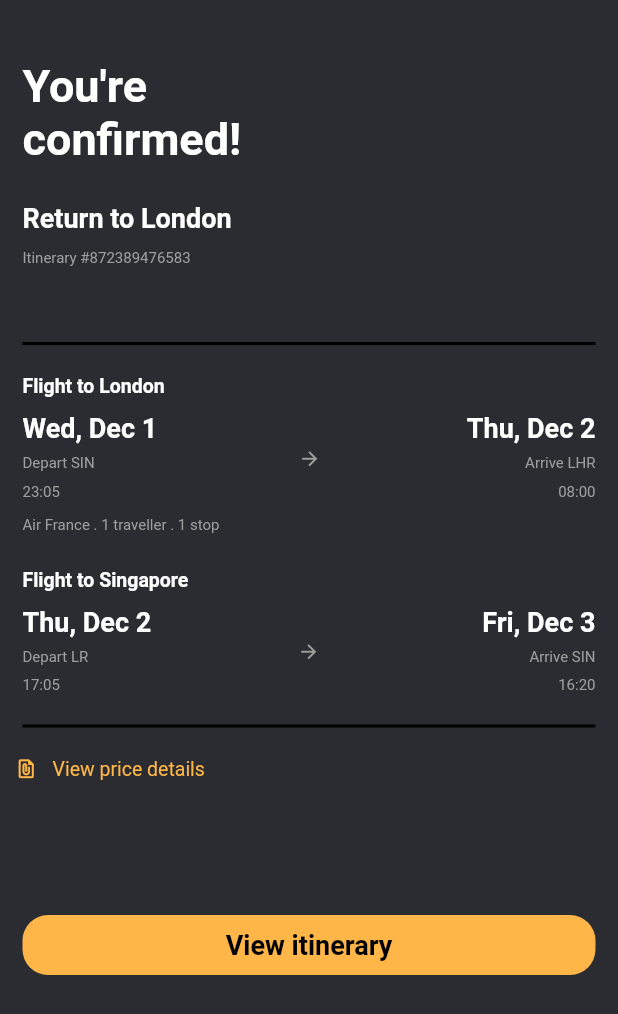
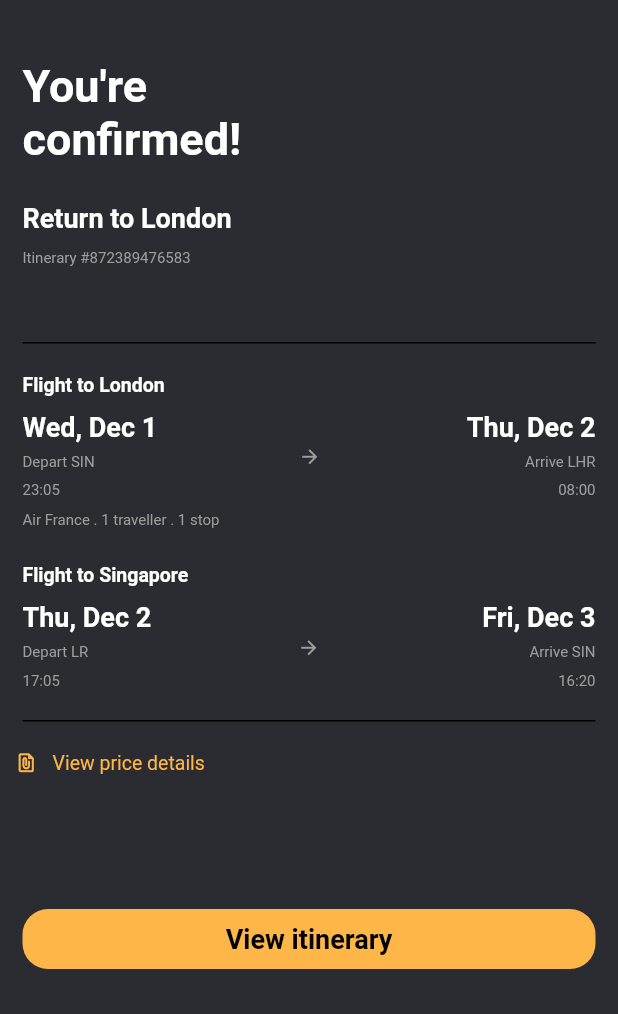
Before and after one commit to nehmajmudar/demo_flutter, a Flutter app: the screen it shows after launch, after a tap on "Continue", on a phone screen of 412 x 824 dp. Shown: the top 1014 px of the screen. Run offline on Flutter 3.47's test engine with Material 2 defaults, Android fonts, the phone set to English and light mode, and no system bars.

Commit message:
Optimized the code with some modifications

```diff
--- a/lib/ticket_confirmation_screen.dart
+++ b/lib/Screens/ticket_confirmation_screen.dart
@@ -15,38 +15,29 @@ class _TicketDisplayState extends State<TicketDisplay> {
       body: Column(
         children: [
           Container(
-            padding: EdgeInsets.only(left: 15.0),
-            margin: EdgeInsets.only(right: 250.0,top: 40.0),
+            alignment: Alignment.centerLeft,
+            margin: EdgeInsets.only(left: 15.0,top: 40.0),
             width: MediaQuery.of(context).size.width,
-            height: 70,
             color: Color(0xffFF2b2c31),
-            child: Text("You're confirmed!", style: TextStyle(color: Colors.white,fontSize: 30,fontWeight: FontWeight.bold),),
-          ),
-          SizedBox(
-            width: MediaQuery.of(context).size.width,
-            height: 25,
+            child: Text("You're \nconfirmed!", style: TextStyle(color: Colors.white,fontSize: 30,fontWeight: FontWeight.bold),),
           ),
           Container(
-            margin: EdgeInsets.only(left: 15.0,bottom: 10.0),
+            margin: EdgeInsets.only(left: 15.0,bottom: 10.0,top: 25.0),
             alignment: Alignment.centerLeft,
             child: Text('Return to London',style: TextStyle(color: Colors.white,fontSize: 18.0,fontWeight: FontWeight.bold),),
             color: Color(0xffFF2b2c31),
           ),
           Container(
-            margin: EdgeInsets.only(left: 15.0,bottom: 10.0),
+            margin: EdgeInsets.only(left: 15.0,bottom: 30.0),
             alignment: Alignment.centerLeft,
             child: Text('Itinerary #872389476583',style: TextStyle(color: Colors.grey,fontSize: 10),),
             color: Color(0xffFF2b2c31),
-          ),
-          SizedBox(
-            width: MediaQuery.of(context).size.width,
-            height: 20,
           ),
           Container(
             color: Colors.black,
             margin: EdgeInsets.symmetric(vertical: 20.0,horizontal: 15.0),
             width: MediaQuery.of(context).size.width,
-            height: 2.0,
+            height: 1.0,
           ),
           Container(
             margin: EdgeInsets.only(left: 15.0,bottom: 10.0),
@@ -107,17 +98,13 @@ class _TicketDisplayState extends State<TicketDisplay> {
             ],
           ),
           Container(
-            margin: EdgeInsets.only(left: 15.0,top: 10.0),
+            margin: EdgeInsets.only(left: 15.0,top: 8.0),
             alignment: Alignment.centerLeft,
             child: Text('Air France . 1 traveller . 1 stop',style: TextStyle(color: Colors.grey,fontSize: 10),),
             color: Color(0xffFF2b2c31),
           ),
-          SizedBox(
-            width: MediaQuery.of(context).size.width,
-            height: 23.0,
-          ),
           Container(
-            margin: EdgeInsets.only(left: 15.0,bottom: 10.0),
+            margin: EdgeInsets.only(left: 15.0,bottom: 10.0,top: 23.0),
             alignment: Alignment.centerLeft,
             child: Text('Flight to Singapore',style: TextStyle(color: Colors.white,fontSize: 13,fontWeight: FontWeight.bold),),
             color: Color(0xffFF2b2c31),
@@ -178,7 +165,7 @@ class _TicketDisplayState extends State<TicketDisplay> {
             color: Colors.black,
             margin: EdgeInsets.symmetric(vertical: 20.0,horizontal: 15.0),
             width: MediaQuery.of(context).size.width,
-            height: 2.0,
+            height: 1.0,
           ),
           Row(
             children: [
@@ -194,12 +181,8 @@ class _TicketDisplayState extends State<TicketDisplay> {
               )
             ],
           ),
-          SizedBox(
-            width: MediaQuery.of(context).size.width,
-            height: 90,
-          ),
           Container(
-            margin: EdgeInsets.only(left: 15.0,right: 15.0),
+            margin: EdgeInsets.only(left: 15.0,right: 15.0,top: 90.0),
             height: 40,
             alignment: Alignment.center,
             child: Text('View itinerary',style: TextStyle(color: Colors.black,fontWeight: FontWeight.bold,fontSize: 18),),
--- a/lib/main.dart
+++ b/lib/main.dart
@@ -1,5 +1,6 @@
-import 'package:demo_flutter/ticket_confirmation_screen.dart';
+import 'package:demo_flutter/Screens/ticket_confirmation_screen.dart';
 import 'package:flutter/cupertino.dart';
+import 'package:flutter/gestures.dart';
 import 'package:flutter/material.dart';
 void main() {
   runApp(MyApp());
@@ -35,17 +36,18 @@ class _SignUpPageState extends State<SignUpPage> {
   @override
   Widget build(BuildContext context) {
     return Scaffold(
+      resizeToAvoidBottomInset: false,
       appBar: AppBar(
         backgroundColor: Color(0xffFF2b2c31),
         leading: Icon(Icons.arrow_back),
         elevation: 0,
       ),
-      body: Column(
+      body: SingleChildScrollView(
+        child: Column(
           children: [
             Container(
-            padding: EdgeInsets.only(left: 15.0),
+              padding: EdgeInsets.only(left: 15.0,top: 8,bottom: 25.0),
               width: MediaQuery.of(context).size.width,
-            height: 50,
               color: Color(0xffFF2b2c31),
               child: Text('Sign Up', style: TextStyle(color: Colors.white,fontSize: 27,fontWeight: FontWeight.bold),),
             ),
@@ -82,12 +84,8 @@ class _SignUpPageState extends State<SignUpPage> {
                 ),
               ],
             ),
-          SizedBox(
-            width: MediaQuery.of(context).size.width,
-            height: 10.0,
-          ),
             Container(
-            margin: EdgeInsets.only(left: 15.0,right: 15.0),
+              margin: EdgeInsets.only(left: 15.0,right: 15.0,top: 10.0,bottom: 15.0),
               child: TextField(
                 decoration: InputDecoration(
                   enabledBorder: OutlineInputBorder(
@@ -100,20 +98,50 @@ class _SignUpPageState extends State<SignUpPage> {
                 ),
               ),
             ),
-          Container(
-            margin: EdgeInsets.only(left: 15.0,right: 15.0,top: 10.0,bottom: 10.0),
-            child: Text('By continuing you agree to the Appka Term of Service and Privacy Policy.',style: TextStyle(color: Colors.white,fontSize: 13),),
+            Center(
+              child: RichText(
+                text: TextSpan(
+                  children: [
+                    TextSpan(
+                      text: 'By continuing you agree to the ',
+                      style: TextStyle(
+                        color: Colors.white,
+                        fontSize: 13
                       ),
-          SizedBox(
-            width: MediaQuery.of(context).size.width,
-            height: 10.0,
+                    ),
+                    TextSpan(
+                      text: 'Term of Service ',
+                      style: TextStyle(
+                        fontSize: 13,
+                        color: Color(0xffFFfeb648)
+                      ),
+                      recognizer: TapGestureRecognizer()
+                    ),
+                    TextSpan(
+                      text: 'and ',
+                      style: TextStyle(
+                        color: Colors.white,
+                        fontSize: 13
+                      ),
+                    ),
+                    TextSpan(
+                      text: 'Privacy Policy',
+                      style: TextStyle(
+                        fontSize: 13,
+                        color: Color(0xffFFfeb648)
+                      ),
+                      recognizer: TapGestureRecognizer()
+                    ),
+                  ]
+                )
+              ),
             ),
             TextButton(
               onPressed: () {
                 Navigator.pushNamed(context, '/ticket_confirmation_screen');
               },
               child: Container(
-              margin: EdgeInsets.only(left: 15.0,right: 15.0),
+                margin: EdgeInsets.only(left: 8.0,right: 8.0,bottom: 8.5,top: 20.0),
                 height: 50,
                 alignment: Alignment.center,
                 child: Text('Continue',style: TextStyle(color: Colors.black,fontWeight: FontWeight.bold,fontSize: 18),),
@@ -124,8 +152,6 @@ class _SignUpPageState extends State<SignUpPage> {
               ),
             ),
             Container(
-            margin: EdgeInsets.only(left: 15.0,right: 15.0),
-            height: 30,
               alignment: Alignment.center,
               child: Text('or',style: TextStyle(color: Colors.white,fontSize: 13),),
               color: Color(0xffFF2b2c31),
@@ -133,7 +159,7 @@ class _SignUpPageState extends State<SignUpPage> {
             TextButton(
               onPressed: () {  },
               child: Container(
-              margin: EdgeInsets.only(left: 15.0,right: 15.0),
+                margin: EdgeInsets.only(left: 8.0,right: 8.0,top: 8.5),
                 height: 50,
                 alignment: Alignment.center,
                 child: Text('Continue with Apple',style: TextStyle(color: Colors.white,fontWeight: FontWeight.bold,fontSize: 15),),
@@ -150,7 +176,7 @@ class _SignUpPageState extends State<SignUpPage> {
             TextButton(
               onPressed: () {  },
               child: Container(
-              margin: EdgeInsets.only(left: 15.0,right: 15.0),
+                margin: EdgeInsets.only(left: 8.0,right: 8.0),
                 height: 50,
                 alignment: Alignment.center,
                 child: Text('Continue with Facebook',style: TextStyle(color: Colors.white,fontWeight: FontWeight.bold,fontSize: 15),),
@@ -167,7 +193,7 @@ class _SignUpPageState extends State<SignUpPage> {
             TextButton(
               onPressed: () {  },
               child: Container(
-              margin: EdgeInsets.only(left: 15.0,right: 15.0),
+                margin: EdgeInsets.only(left: 8.0,right: 8.0,bottom: 23.5),
                 height: 50,
                 alignment: Alignment.center,
                 child: Text('Continue with Google',style: TextStyle(color: Colors.white,fontWeight: FontWeight.bold,fontSize: 15),),
@@ -177,14 +203,38 @@ class _SignUpPageState extends State<SignUpPage> {
                 ),
               ),
             ),
-          Container(
-            margin: EdgeInsets.only(left: 15.0,right: 15.0),
-            height: 60,
-            alignment: Alignment.center,
-            child: Text('or Login or continue as guest',style: TextStyle(color: Colors.white,fontSize: 13),),
-            color: Color(0xffFF2b2c31),
+            // Container(
+            //   margin: EdgeInsets.only(left: 15.0,right: 15.0),
+            //   // height: 60,
+            //   alignment: Alignment.center,
+            //   child: Text('or Login or continue as guest',style: TextStyle(color: Colors.white,fontSize: 13),),
+            //   color: Color(0xffFF2b2c31),
+            // ),
+            Center(
+              child: RichText(
+                text: TextSpan(
+                  children: [
+                    TextSpan(
+                      text: 'Or ',
+                      style: TextStyle(
+                        color: Colors.white,
+                          fontSize: 13
+                      ),
+                    ),
+                    TextSpan(
+                      text: 'Login or continue as guest',
+                      style: TextStyle(
+                          fontSize: 13,
+                          color: Color(0xffFFfeb648)
+                      ),
+                      recognizer: TapGestureRecognizer()
+                    ),
+                  ]
+                )
+              ),
             ),
           ],
+        ),
       ),
       backgroundColor: Color(0xffFF2b2c31),
     );
```
Lines whose indentation alone changed are shown as unchanged.
